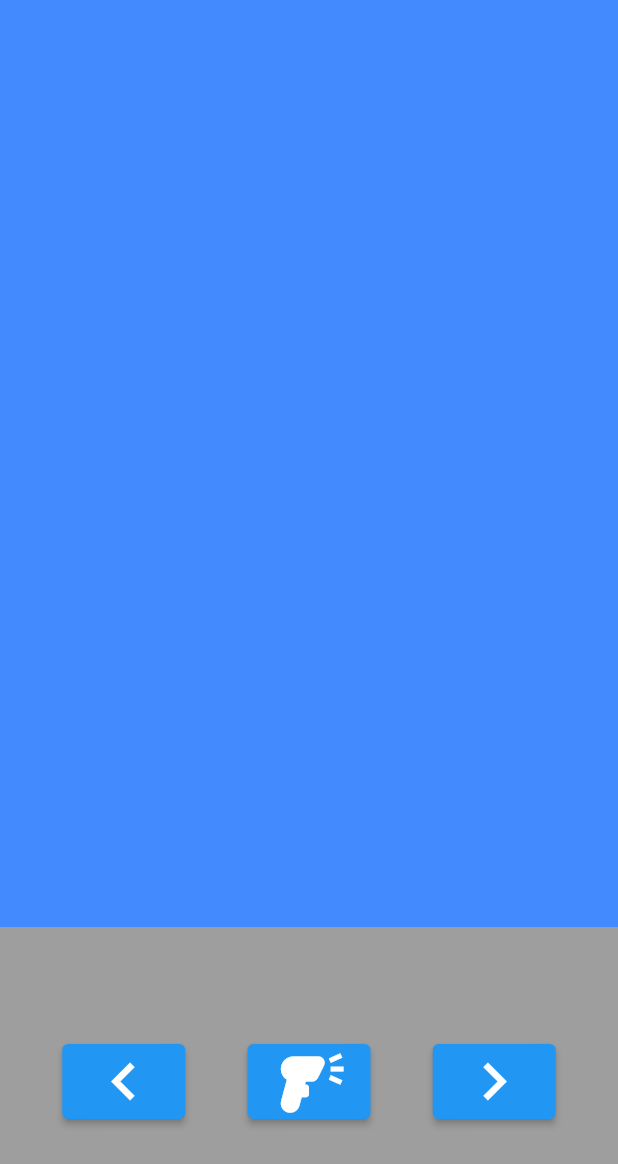
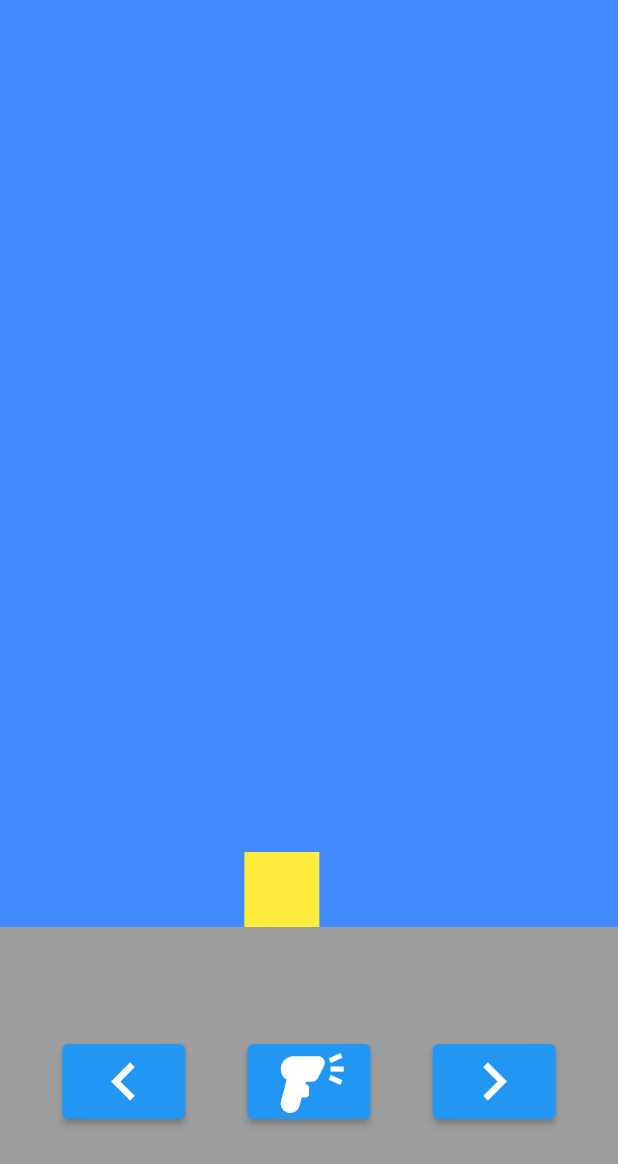
Before and after one commit to PI-T-314/Mobile_Project, a Flutter app: the screen it shows after launch, after a tap on the "barcode reader" icon, on a phone screen of 412 x 824 dp. Shown: the top 1164 px of the screen. Run offline on Flutter 3.47's test engine with Material 2 defaults, Android fonts, the phone set to English and light mode, and no system bars.

Commit message:
Character Movement

```diff
--- a/lib/home.dart
+++ b/lib/home.dart
@@ -9,35 +9,61 @@ class Home extends StatefulWidget {
 }
 
 class _HomeState extends State<Home> {
+  double characterX = 0;
 
-  void moveForward(){
+  void moveRight() {
+    setState(() {
+      if (characterX + 0.1 > 1) {
+        //on the edge of the screen
+      } else {
+        characterX += 0.1;
+      }
+    });
+  }
 
+  void moveLeft() {
+    setState(() {
+      if (characterX - 0.1 < -1) {
+        //on the edge of the screen
+      } else {
+        characterX -= 0.1;
       }
-  void moveBackward(){
+    });
+  }
 
-  }
-  void shoot(){
-
-  }
+  void shoot() {}
 
   @override
   Widget build(BuildContext context) {
     return Column(
       children: [
         Expanded(
+            //blue area
             flex: 3,
             child: Container(
                 color: Colors.blueAccent,
+                child: Stack(
+                  children: [
+                    Container(
+                      alignment: Alignment(characterX, 1),
+                      child: Container(
+                        color: Colors.yellow,
+                        height: 50.0,
+                        width: 50.0,
+                      ),
                     )
-        ),
-        Expanded(child: Container(
+                  ],
+                ))),
+        Expanded(
+            //grey area
+            child: Container(
           color: Colors.grey,
           child: Row(
             mainAxisAlignment: MainAxisAlignment.spaceEvenly,
             children: [
-                Button(icon: Icons.navigate_before, function: moveForward),
+              Button(icon: Icons.navigate_before, function: moveLeft),
               Button(icon: Icons.barcode_reader, function: shoot),
-                Button(icon: Icons.navigate_next, function: moveBackward),
+              Button(icon: Icons.navigate_next, function: moveRight),
             ],
           ),
         ))
```
Lines whose indentation alone changed are shown as unchanged.
